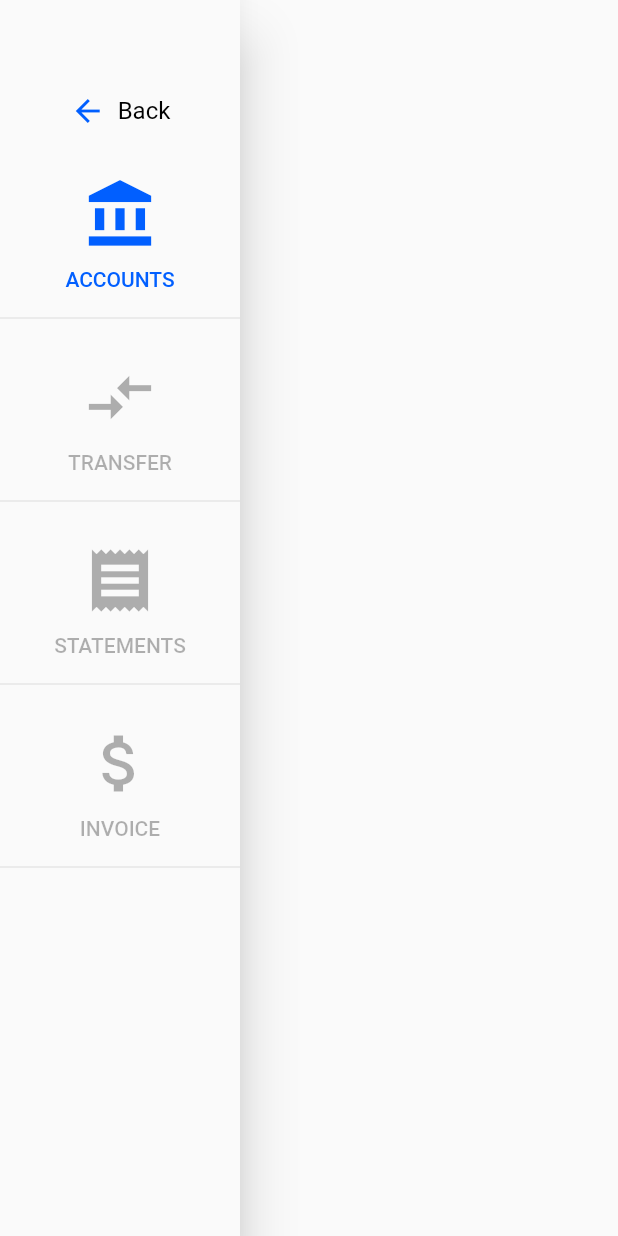
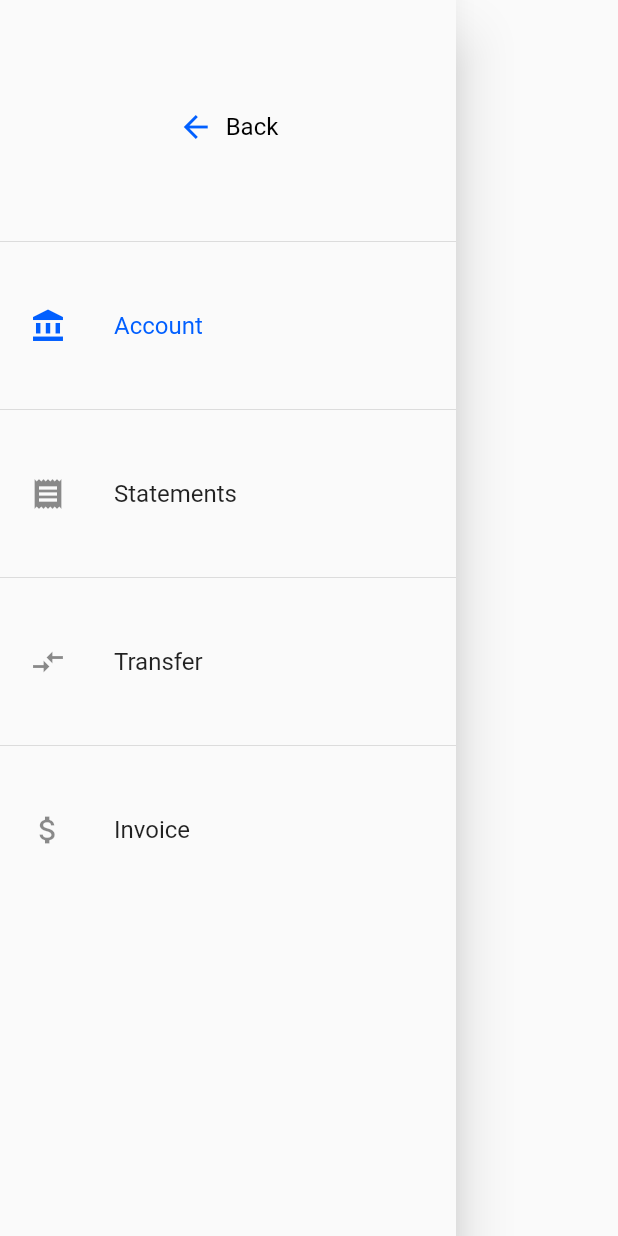
Before and after one commit to enm4x/UQAC851-projects-frontend, a Flutter app: the AppDrawer widget shown alone on an empty page, opened directly, on a phone screen of 412 x 824 dp. Run offline on Flutter 3.47's test engine with Material 2 defaults, Android fonts, the phone set to English and light mode, and no system bars; our stand-ins replace flutter_dotenv.

Commit message:
refined and simplified app drawer code

```diff
--- a/app/lib/components/AppDrawer.dart
+++ b/app/lib/components/AppDrawer.dart
@@ -8,68 +8,60 @@ class AppDrawer extends StatefulWidget {
 class _AppDrawerState extends State<AppDrawer> {
   @override
   Widget build(BuildContext context) {
-    return SizedBox(
-      width: 160.0,
-      child: Drawer(child: Column(
-          crossAxisAlignment: CrossAxisAlignment.center,
+    return Drawer(
+        // Add a ListView to the drawer. This ensures the user can scroll
+        // through the options in the drawer if there isn't enough vertical
+        // space to fit everything.
+        child: ListTileTheme(
+      selectedColor: Color(0xFF015FFF),
+      contentPadding: EdgeInsets.all(20),
+      child: ListView(
+          // Important: Remove any padding from the ListView.
+          padding: EdgeInsets.zero,
           children: <Widget>[
-            Padding(
-              padding: EdgeInsets.only(top: 50.0),
+            DrawerHeader(
               child: TextButton.icon(
                 icon: Icon(
                   Icons.arrow_back,
                   color: Color(0xFF015FFF),
                 ),
-                onPressed: null,
-                label: Text("Back",
-                    style: TextStyle(
-                        fontWeight: FontWeight.w400,
-                        fontSize: 16.0,
-                        color: Colors.black)),
+                onPressed: () => {Navigator.pop(context)},
+                label: Text("Back", style: TextStyle(fontWeight: FontWeight.w400, fontSize: 16.0, color: Colors.black)),
               ),
             ),
-            buildMenuItem(Icons.account_balance, "ACCOUNTS",
-                opacity: 1.0, color: Color(0xFF015FFF)),
+            ListTile(
+                leading: Icon(Icons.account_balance),
+                title: Text('Account'),
+                selected: true,
+                onTap: () {
+                  // Update the state of the app.
+                  // ...
+                }),
             Divider(),
-            buildMenuItem(Icons.compare_arrows, "TRANSFER"),
+            ListTile(
+                leading: Icon(Icons.receipt),
+                title: Text('Statements'),
+                onTap: () {
+                  // Update the state of the app.
+                  // ...
+                }),
             Divider(),
-            buildMenuItem(Icons.receipt, "STATEMENTS"), //Relevé bancaire
+            ListTile(
+                leading: Icon(Icons.compare_arrows),
+                title: Text('Transfer'),
+                onTap: () {
+                  // Update the state of the app.
+                  // ...
+                }),
             Divider(),
-            buildMenuItem(Icons.attach_money, "INVOICE"),
-            Divider(),
-          ],
-        ),
-      ),
-  );
-}
-
-Opacity buildMenuItem(IconData icon, String title,
-      {double opacity = 0.3, Color color = Colors.black}) {
-    return Opacity(
-      opacity: opacity,
-      child: Center(
-        child: Column(
-          children: <Widget>[
-            SizedBox(
-              height: 20.0,
-            ),
-            Icon(
-              icon,
-              size: 50.0,
-              color: color,
-            ),
-            SizedBox(
-              height: 10.0,
-            ),
-            Text(title,
-                style: TextStyle(
-                    fontWeight: FontWeight.w500, fontSize: 14.0, color: color)),
-            SizedBox(
-              height: 10.0,
-            ),
-          ],
-        ),
-      ),
-    );
+            ListTile(
+                leading: Icon(Icons.attach_money),
+                title: Text('Invoice'),
+                onTap: () {
+                  // Update the state of the app.
+                  // ...
+                }),
+          ]),
+    ));
   }
 }
```
